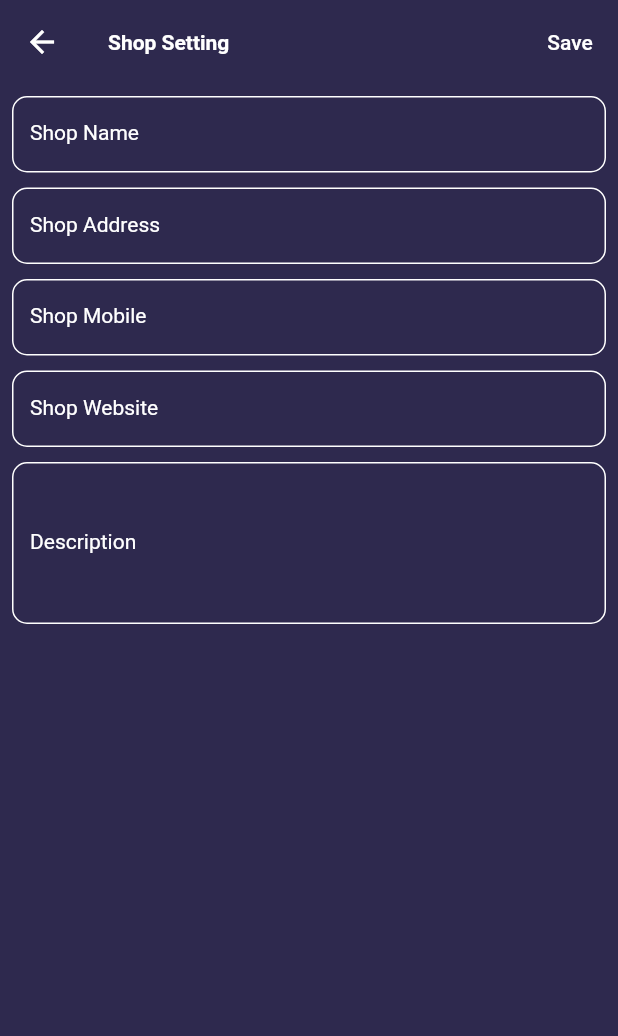
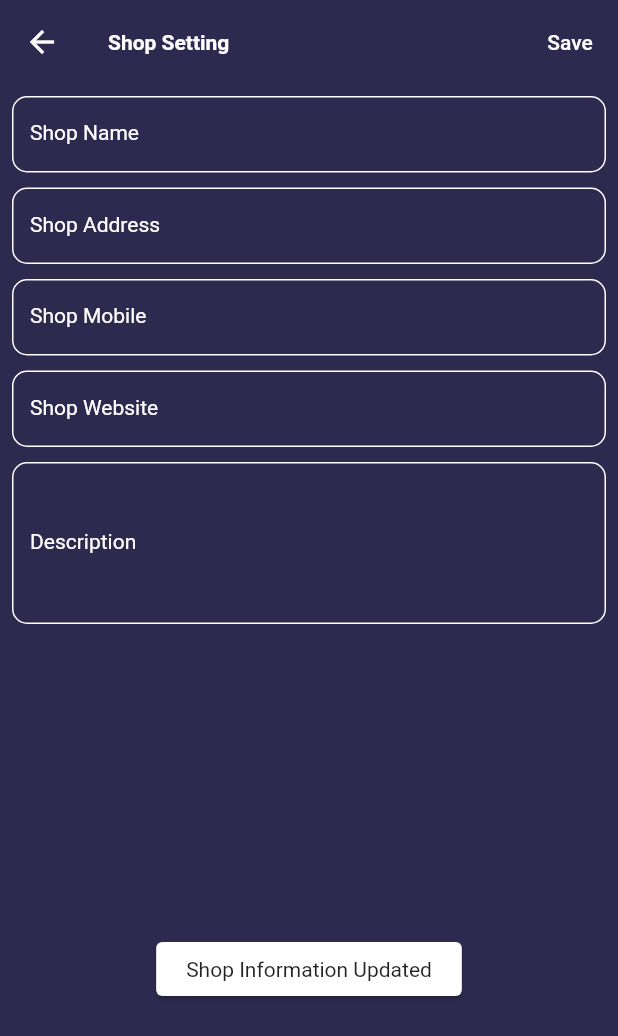
Before and after one commit to abdGhost/emart_seller, a Flutter app: the ShopSettingsScreen screen opened directly, after a tap on "Save", on a phone screen of 412 x 824 dp. Shown: the top 1036 px of the screen. Run offline on Flutter 3.47's test engine with Material 2 defaults, Android fonts, the phone set to English and light mode, and no system bars; our stand-ins replace cloud_firestore, firebase_auth, firebase_core, firebase_storage, get, image_picker and 1 more; accounts and stored records are empty; network calls fail.

Commit message:
Worked on shop_setting_screen

```diff
--- a/lib/controllers/profile_controller.dart
+++ b/lib/controllers/profile_controller.dart
@@ -21,6 +21,13 @@ class ProfileController extends GetxController {
   var nameController = TextEditingController();
   var oldPasswordController = TextEditingController();
   var newPasswordController = TextEditingController();
+
+  // Shop Description Controller
+  var shopNameController = TextEditingController();
+  var shopAddressController = TextEditingController();
+  var shopMobileController = TextEditingController();
+  var shopWebsiteController = TextEditingController();
+  var shopDescriptionController = TextEditingController();
 
   // Change Profile Image using camera
   changeProfileImage({context}) async {
@@ -64,4 +71,21 @@ class ProfileController extends GetxController {
       VxToast.show(context, msg: e.toString());
     });
   }
+
+  updateShop(
+      {shopName, shopAddress, shopMobile, shopWebsite, shopDescription}) async {
+    var store =
+        firebaseFirestore.collection(vendorsCollection).doc(currentUser!.uid);
+    await store.set(
+      {
+        'shopName': shopName,
+        'shopAddress': shopAddress,
+        'shopMobile': shopMobile,
+        'shopWebsite': shopWebsite,
+        'shopDescription': shopDescription,
+      },
+      SetOptions(merge: true),
+    );
+    isLoading(false);
+  }
 }
--- a/lib/views/auth_screen/login_screen.dart
+++ b/lib/views/auth_screen/login_screen.dart
@@ -89,8 +89,6 @@ class LoginScreen extends StatelessWidget {
                                   controller
                                       .loginMethod(context: context)
                                       .then((value) {
-                                    print(controller.emailController.text);
-                                    print(controller.passwordController.text);
                                     if (value != null) {
                                       controller.isLoading(false);
                                       VxToast.show(context,
--- a/lib/views/shop_screens/shop_settings_screen.dart
+++ b/lib/views/shop_screens/shop_settings_screen.dart
@@ -1,5 +1,7 @@
+import 'package:emart_seller/controllers/profile_controller.dart';
 import 'package:emart_seller/widgets/custom_textfield_widget.dart';
 import 'package:emart_seller/widgets/text_styles.dart';
+import 'package:get/get.dart';
 
 import '../../const/const.dart';
 
@@ -7,36 +9,73 @@ class ShopSettingsScreen extends StatelessWidget {
   const ShopSettingsScreen({super.key});
   @override
   Widget build(BuildContext context) {
-    return Scaffold(
+    var controller = Get.put(ProfileController());
+    return Obx(() => Scaffold(
           backgroundColor: purpleColor,
           appBar: AppBar(
             title: boldText(text: shopSetting, color: white),
             actions: [
               TextButton(
-              onPressed: () {}, child: normalText(text: save, color: white))
+                  onPressed: () {
+                    controller.isLoading(true);
+                    controller.updateShop(
+                      shopName: controller.shopNameController.text,
+                      shopAddress: controller.shopAddressController.text,
+                      shopMobile: controller.shopMobileController.text,
+                      shopWebsite: controller.shopWebsiteController.text,
+                      shopDescription:
+                          controller.shopDescriptionController.text,
+                    );
+                    VxToast.show(context, msg: 'Shop Information Updated');
+                  },
+                  child: normalText(text: save, color: white))
             ],
           ),
-      body: Padding(
+          body: controller.isLoading.value
+              ? const Center(
+                  child: CircularProgressIndicator(),
+                )
+              : Padding(
                   padding: const EdgeInsets.all(8.0),
                   child: Column(
                     children: [
                       customTextfieldWidget(
-                label: shopName, hint: nameHint, isDesc: false),
+                        label: shopName,
+                        hint: nameHint,
+                        isDesc: false,
+                        controller: controller.shopNameController,
+                      ),
                       10.heightBox,
                       customTextfieldWidget(
-                label: address, hint: shopAdressHint, isDesc: false),
+                        label: address,
+                        hint: shopAdressHint,
+                        isDesc: false,
+                        controller: controller.shopAddressController,
+                      ),
                       10.heightBox,
                       customTextfieldWidget(
-                label: mobile, hint: shopMobileHint, isDesc: false),
+                        label: mobile,
+                        hint: shopMobileHint,
+                        isDesc: false,
+                        controller: controller.shopMobileController,
+                      ),
                       10.heightBox,
                       customTextfieldWidget(
-                label: website, hint: shopWebsiteHint, isDesc: false),
+                        label: website,
+                        hint: shopWebsiteHint,
+                        isDesc: false,
+                        controller: controller.shopWebsiteController,
+                      ),
                       10.heightBox,
                       customTextfieldWidget(
-                label: description, hint: shopDescHint, isDesc: true),
+                        label: description,
+                        hint: shopDescHint,
+                        isDesc: true,
+                        controller: controller.shopDescriptionController,
+                      ),
                     ],
                   ),
                 ),
-    );
+        ));
   }
 }
```
Also changed, not shown: 4 other files. Lines whose indentation alone changed are shown as unchanged.
